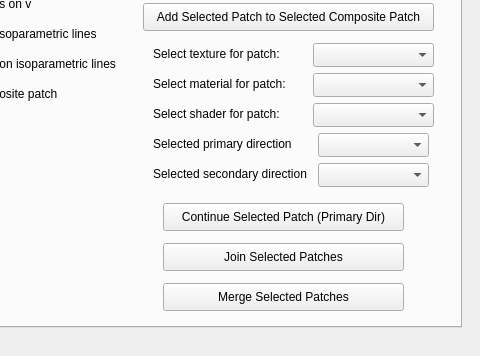
Above: QtFramework/GUI/SideWidget.ui from torokistvan06/CAGD_Project before the change; both pictures show x 179 to 659 and y 473 to 829 of the 659 by 829 pixel window. Below: the same form after it.
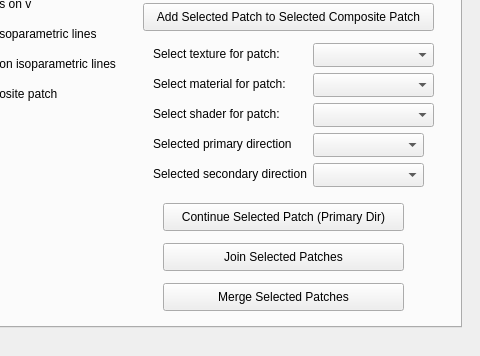
That is the form after the change.

What changed in the file:
```diff
--- a/QtFramework/GUI/SideWidget.ui
+++ b/QtFramework/GUI/SideWidget.ui
@@ -1977,8 +1977,8 @@
     <widget class="QComboBox" name="selectedPatchPrimaryDirection">
      <property name="geometry">
       <rect>
-       <x>485</x>
-       <y>370</y>
+       <x>480</x>
+       <y>340</y>
        <width>111</width>
        <height>24</height>
       </rect>
@@ -1987,8 +1987,8 @@
     <widget class="QComboBox" name="selectedPatchSecondaryDirection">
      <property name="geometry">
       <rect>
-       <x>485</x>
-       <y>340</y>
+       <x>480</x>
+       <y>370</y>
        <width>111</width>
        <height>24</height>
       </rect>
```
